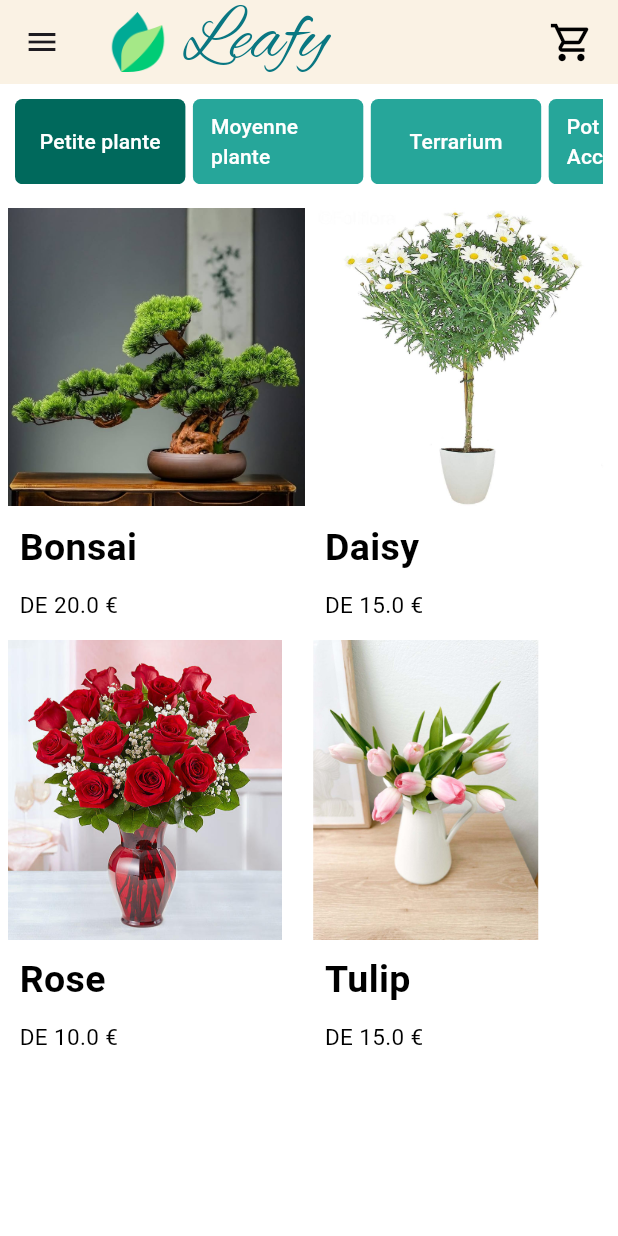
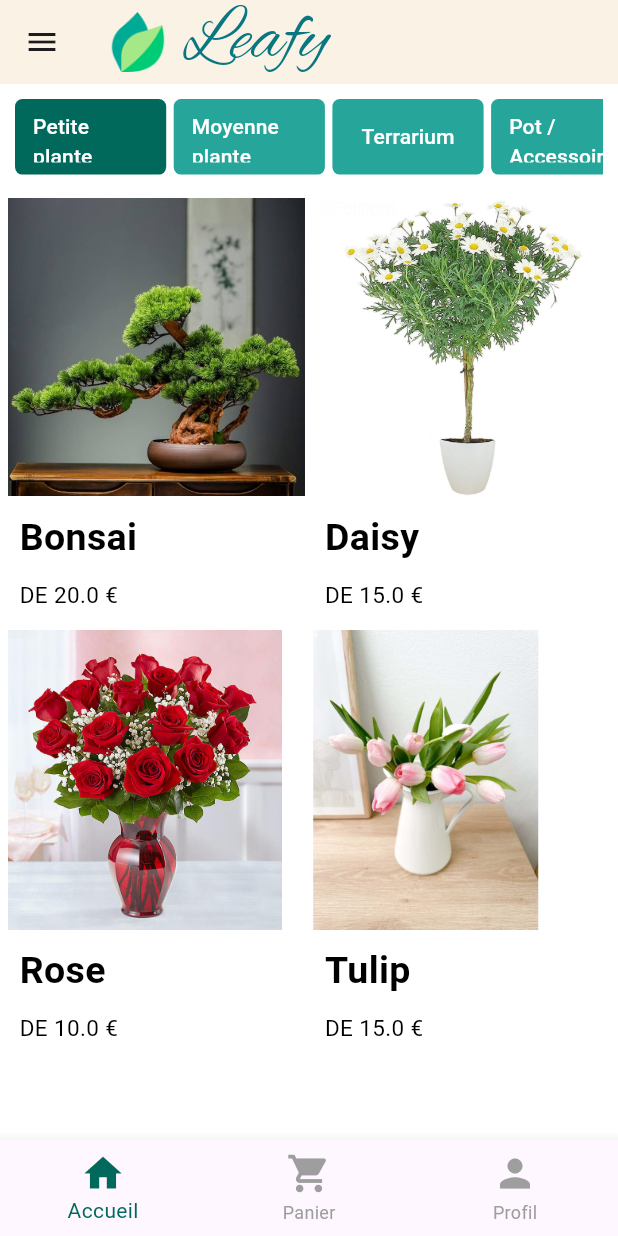
Before and after one commit to Zelikoo/Leafy, a Flutter app: the screen it shows after launch, on a phone screen of 412 x 824 dp. Run offline on Flutter 3.47's test engine with Material 3 defaults, Android fonts, the phone set to English and light mode, and no system bars.

Commit message:
feat: Add bottom navigation bar and update page layouts
This commit introduces a bottom navigation bar and integrates it into the `HomePage` and `EntretienPage`.

- **New Component:**
    - Added `MyBottomNav` stateless widget (`lib/components/my_bottom_nav.dart`):
        - Displays three `BottomNavigationBarItem`s: "Accueil" (Home), "Panier" (Cart), and "Profil" (Profile).
        - Navigates to `/`, `/panier`, and `/profil` routes respectively on tap.
        - Uses `Colors.teal.shade800` for selected items and `Colors.grey` for unselected items.

- **`EntretienPage` Updates:**
    - Imported and added `MyBottomNav` as the `bottomNavigationBar`.
    - Removed the shopping cart icon from the `AppBar`.
    - Wrapped the main content in a `SingleChildScrollView` to prevent overflow and ensure all content is accessible.
    - Added `fontWeight: FontWeight.bold` to section titles (Lumière, Arrosage, etc.).
    - Minor padding and margin adjustments.

- **`HomePage` Updates:**
    - Imported and added `MyBottomNav` to the `Column` containing the page content.
    - Removed the shopping cart icon from the `AppBar`.
    - Adjusted `AppBar` title `Row` to `mainAxisAlignment: MainAxisAlignment.start`.

```diff
--- /dev/null
+++ b/lib/components/my_bottom_nav.dart
@@ -0,0 +1,31 @@
+import 'package:flutter/material.dart';
+
+class MyBottomNav extends StatelessWidget {
+  const MyBottomNav({super.key});
+
+  @override
+  Widget build(BuildContext context) {
+    return BottomNavigationBar(
+      items: const [
+        BottomNavigationBarItem(icon: Icon(Icons.home), label: 'Accueil'),
+        BottomNavigationBarItem(
+          icon: Icon(Icons.shopping_cart),
+          label: 'Panier',
+        ),
+        BottomNavigationBarItem(icon: Icon(Icons.person), label: 'Profil'),
+      ],
+      selectedItemColor: Colors.teal.shade800,
+      unselectedItemColor: Colors.grey,
+      iconSize: 30,
+      onTap: (index) {
+        if (index == 0) {
+          Navigator.pushNamed(context, '/');
+        } else if (index == 1) {
+          Navigator.pushNamed(context, '/panier');
+        } else if (index == 2) {
+          Navigator.pushNamed(context, '/profil');
+        }
+      },
+    );
+  }
+}
--- a/lib/pages/home_page.dart
+++ b/lib/pages/home_page.dart
@@ -1,6 +1,7 @@
 import 'package:flutter/material.dart';
 import '../components/my_drawer.dart';
 import '../class/produit.dart';
+import '../components/my_bottom_nav.dart';
 
 class HomePage extends StatefulWidget {
   const HomePage({super.key});
@@ -54,9 +55,7 @@ class _HomePageState extends State<HomePage> {
       appBar: AppBar(
         backgroundColor: const Color(0xfffaf2e4),
         title: Row(
-          mainAxisAlignment: MainAxisAlignment.spaceBetween,
-          children: [
-            Row(
+          mainAxisAlignment: MainAxisAlignment.start,
           children: [
             Image(
               image: AssetImage("assets/images/leafy.png"),
@@ -72,9 +71,6 @@ class _HomePageState extends State<HomePage> {
                 color: Color(0xff097782),
               ),
             ),
-              ],
-            ),
-            Icon(Icons.shopping_cart_outlined, color: Colors.black, size: 30),
           ],
         ),
       ),
@@ -157,6 +153,7 @@ class _HomePageState extends State<HomePage> {
               },
             ),
           ),
+          MyBottomNav(),
         ],
       ),
     );
```
Also changed, not shown: lib/pages/entretien.dart (+22 -16 lines). Lines whose indentation alone changed are shown as unchanged.
